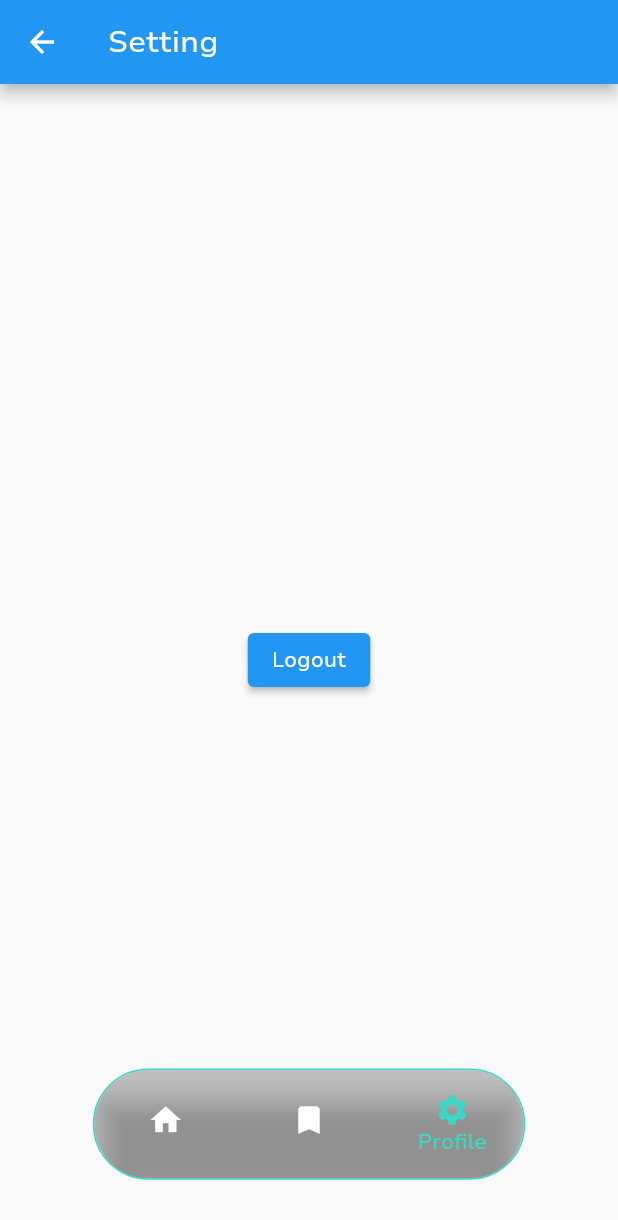
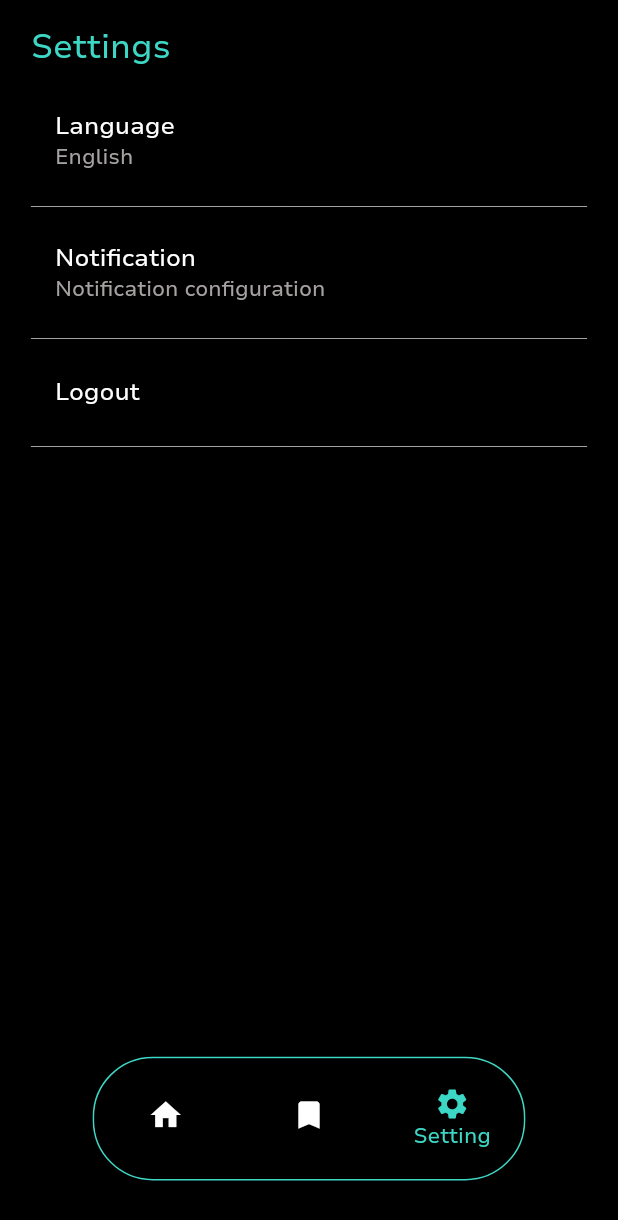
Before and after one commit to AryaRestaBayu/anigoing, a Flutter app: the Navbar screen opened by its route, item 3 of the bottom bar chosen, on a phone screen of 412 x 824 dp. Shown: the top 1220 px of the screen. Run offline on Flutter 3.47's test engine with Material 2 defaults, Android fonts, the phone set to English and light mode, and no system bars; our stand-ins replace cloud_firestore, firebase_auth, firebase_core, get, google_sign_in, pod_player; accounts and stored records are empty; network calls fail.

Commit message:
backup before localization

```diff
--- a/lib/controller/player_controller.dart
+++ b/lib/controller/player_controller.dart
@@ -53,6 +53,7 @@ class PlayerController extends GetxController {
         print(animeUpcoming.trailer);
       }
     }
+  }
 
   @override
   void onClose() {
@@ -65,4 +66,3 @@ class PlayerController extends GetxController {
     super.onClose();
   }
 }
-}
--- a/lib/view/home_page.dart
+++ b/lib/view/home_page.dart
@@ -21,7 +21,9 @@ class HomePage extends StatelessWidget {
     double sizeHeight = MediaQuery.of(context).size.height;
     return Scaffold(
       backgroundColor: Colors.black,
-      body: CustomScrollView(slivers: <Widget>[
+      body: CustomScrollView(
+          physics: const BouncingScrollPhysics(),
+          slivers: <Widget>[
             //image anigoing
             SliverAppBar(
               expandedHeight: sizeHeight * 0.28,
@@ -38,10 +40,10 @@ class HomePage extends StatelessWidget {
                   fit: BoxFit.cover,
                 ),
                 centerTitle: true,
-            title: const Text(
+                title: Text(
                   'AniGoing',
                   style: TextStyle(
-                  fontSize: 20,
+                      fontSize: sizeWidth * 0.05,
                       color: PColor.primary,
                       fontWeight: FontWeight.bold),
                 ),
@@ -84,15 +86,18 @@ class HomePage extends StatelessWidget {
                         width: sizeWidth,
                         child: GetBuilder<AnimeApi>(builder: (controller) {
                           return ListView.builder(
+                              physics: const BouncingScrollPhysics(),
                               itemCount: controller.animeOngoingList.length < 3
                                   ? controller.animeOngoingList.length
                                   : 10,
                               scrollDirection: Axis.horizontal,
                               itemBuilder: (context, index) {
                                 //urutkan list berdasarkan score
-                            final sortedAnimeList = controller.animeOngoingList
+                                final sortedAnimeList = controller
+                                    .animeOngoingList
                                   ..sort((a, b) => b.score.compareTo(a.score));
-                            AnimeOngoing animeOngoing = sortedAnimeList[index];
+                                AnimeOngoing animeOngoing =
+                                    sortedAnimeList[index];
                                 return GestureDetector(
                                   onTap: () {
                                     detailAnimeController.sendArgument(
@@ -137,15 +142,18 @@ class HomePage extends StatelessWidget {
                                                     width: sizeWidth * 0.1,
                                                     height: sizeHeight * 0.04,
                                                     decoration: BoxDecoration(
-                                                    gradient: LinearGradient(
+                                                        gradient:
+                                                            LinearGradient(
                                                       colors: [
                                                         Colors.grey
                                                             .withOpacity(0.5),
                                                         Colors.black
                                                             .withOpacity(0.7),
                                                       ],
-                                                  begin: Alignment.centerLeft,
-                                                  end: Alignment.centerRight,
+                                                      begin:
+                                                          Alignment.centerLeft,
+                                                      end:
+                                                          Alignment.centerRight,
                                                     )),
                                                     child: Center(
                                                       child: Text(
@@ -178,13 +186,18 @@ class HomePage extends StatelessWidget {
                                                   child: Center(
                                                     child: Padding(
                                                       padding: EdgeInsets.only(
-                                                      left: sizeWidth * 0.01,
-                                                      right: sizeWidth * 0.01),
-                                                  child: SingleChildScrollView(
+                                                          left:
+                                                              sizeWidth * 0.01,
+                                                          right:
+                                                              sizeWidth * 0.01),
+                                                      child:
+                                                          SingleChildScrollView(
                                                         child: Text(
                                                           animeOngoing.title,
-                                                      style: const TextStyle(
-                                                          color: Colors.white),
+                                                          style:
+                                                              const TextStyle(
+                                                                  color: Colors
+                                                                      .white),
                                                         ),
                                                       ),
                                                     ),
@@ -229,6 +242,7 @@ class HomePage extends StatelessWidget {
                         width: sizeWidth,
                         child: GetBuilder<AnimeApi>(builder: (controller) {
                           return ListView.builder(
+                              physics: const BouncingScrollPhysics(),
                               itemCount: controller.animeUpcomingList.length < 3
                                   ? controller.animeUpcomingList.length
                                   : 10,
@@ -280,15 +294,18 @@ class HomePage extends StatelessWidget {
                                                     width: sizeWidth * 0.2,
                                                     height: sizeHeight * 0.04,
                                                     decoration: BoxDecoration(
-                                                    gradient: LinearGradient(
+                                                        gradient:
+                                                            LinearGradient(
                                                       colors: [
                                                         Colors.grey
                                                             .withOpacity(0.5),
                                                         Colors.black
                                                             .withOpacity(0.7),
                                                       ],
-                                                  begin: Alignment.centerLeft,
-                                                  end: Alignment.centerRight,
+                                                      begin:
+                                                          Alignment.centerLeft,
+                                                      end:
+                                                          Alignment.centerRight,
                                                     )),
                                                     child: Center(
                                                       child: Text(
@@ -320,13 +337,18 @@ class HomePage extends StatelessWidget {
                                                   child: Center(
                                                     child: Padding(
                                                       padding: EdgeInsets.only(
-                                                      left: sizeWidth * 0.01,
-                                                      right: sizeWidth * 0.01),
-                                                  child: SingleChildScrollView(
+                                                          left:
+                                                              sizeWidth * 0.01,
+                                                          right:
+                                                              sizeWidth * 0.01),
+                                                      child:
+                                                          SingleChildScrollView(
                                                         child: Text(
                                                           animeUpcoming.title,
-                                                      style: const TextStyle(
-                                                          color: Colors.white),
+                                                          style:
+                                                              const TextStyle(
+                                                                  color: Colors
+                                                                      .white),
                                                         ),
                                                       ),
                                                     ),
--- a/lib/view/login_page.dart
+++ b/lib/view/login_page.dart
@@ -11,6 +11,7 @@ class LoginPage extends StatelessWidget {
   final TextEditingController emailController = TextEditingController();
   final TextEditingController passwordController = TextEditingController();
   final RxBool isVisible = true.obs;
+
   @override
   Widget build(BuildContext context) {
     double sizeWidth = MediaQuery.of(context).size.width;
@@ -63,9 +64,10 @@ class LoginPage extends StatelessWidget {
                           width: sizeWidth * 0.15,
                           height: sizeHeight * 0.05,
                         ),
-                        const Text(
+                        Text(
                           'Continue with google',
-                          style: TextStyle(color: PColor.accent, fontSize: 13),
+                          style: TextStyle(
+                              color: PColor.accent, fontSize: sizeWidth * 0.03),
                         ),
                         SizedBox(
                           width: sizeWidth * 0.08,
--- a/lib/view/navbar.dart
+++ b/lib/view/navbar.dart
@@ -12,7 +12,7 @@ class Navbar extends GetView<NavbarController> {
   final pages = [
     HomePage(),
     MyListPage(),
-    const SettingPage(),
+    SettingPage(),
   ];
 
   @override
@@ -33,7 +33,7 @@ class Navbar extends GetView<NavbarController> {
                   border: Border.all(color: PColor.primary),
                   borderRadius: BorderRadius.circular(40)),
               width: sizeWidth * 0.70,
-              height: sizeHeight * 0.09,
+              height: sizeHeight * 0.10,
               child: ClipRRect(
                   borderRadius: const BorderRadius.all(Radius.circular(40)),
                   child: Obx(
@@ -44,7 +44,7 @@ class Navbar extends GetView<NavbarController> {
                         BottomNavigationBarItem(
                             icon: Icon(Icons.bookmark), label: 'My list'),
                         BottomNavigationBarItem(
-                            icon: Icon(Icons.settings), label: 'Profile'),
+                            icon: Icon(Icons.settings), label: 'Setting'),
                       ],
                       currentIndex: controller.selectedIndex.value,
                       backgroundColor: Colors.black.withOpacity(0.20),
--- a/lib/view/see_all_page.dart
+++ b/lib/view/see_all_page.dart
@@ -31,7 +31,6 @@ class SeeAllPage extends StatelessWidget {
             crossAxisAlignment: CrossAxisAlignment.start,
             children: [
               SizedBox(
-                // color: Colors.red,
                 height: sizeHeight * 0.07,
                 child: Text(
                   isOngoing ? 'Ongoing' : 'Upcoming',
@@ -40,6 +39,7 @@ class SeeAllPage extends StatelessWidget {
               ),
               Expanded(child: GetBuilder<AnimeApi>(builder: (controller) {
                 return ListView.builder(
+                    physics: const BouncingScrollPhysics(),
                     itemCount: isOngoing
                         ? controller.animeOngoingList.length
                         : controller.animeUpcomingList.length,
@@ -55,13 +55,14 @@ class SeeAllPage extends StatelessWidget {
                               ? detailAnimeController.sendArgument(
                                   isOngoing: true.obs,
                                   isMyList: false.obs,
+                                  title: animeOngoing.title,
                                   animeOngoing: animeOngoing,
                                 )
                               : detailAnimeController.sendArgument(
+                                  isMyList: false.obs,
                                   isOngoing: false.obs,
-                                  isMyList: false.obs,
-                                  animeUpcoming: animeUpcoming,
-                                );
+                                  title: animeUpcoming.title,
+                                  animeUpcoming: animeUpcoming);
                         },
                         child: Padding(
                           padding: EdgeInsets.only(bottom: sizeHeight * .02),
--- a/lib/view/setting_page.dart
+++ b/lib/view/setting_page.dart
@@ -1,23 +1,100 @@
 import 'package:ani_going/controller/auth_controller.dart';
+import 'package:ani_going/services/color.dart';
 import 'package:flutter/material.dart';
+import 'package:get/get.dart';
 
 class SettingPage extends StatelessWidget {
-  const SettingPage({super.key});
+  SettingPage({super.key});
 
+  final authController = Get.find<AuthController>();
   @override
   Widget build(BuildContext context) {
-    return Scaffold(
-      appBar: AppBar(
-        title: const Text('Setting'),
-      ),
-      body: Center(
-        child: ElevatedButton(
-          onPressed: () async {
-            AuthController().signOutGoogle();
-          },
-          child: const Text('Logout'),
+    double sizeWidth = MediaQuery.of(context).size.width;
+    double sizeHeight = MediaQuery.of(context).size.height;
+
+    return SafeArea(
+      child: Scaffold(
+        backgroundColor: Colors.black,
+        body: Padding(
+          padding: EdgeInsets.only(
+              top: sizeHeight * 0.02,
+              left: sizeWidth * 0.05,
+              right: sizeWidth * 0.05),
+          child: Column(
+            crossAxisAlignment: CrossAxisAlignment.start,
+            children: [
+              SizedBox(
+                height: sizeHeight * 0.05,
+                child: const Text(
+                  'Settings',
+                  style: TextStyle(color: PColor.primary, fontSize: 22),
+                ),
+              ),
+              Expanded(
+                  child: ListView(
+                children: [
+                  Listtile(
+                    ontap: () {},
+                    title: 'Language',
+                    subtitle: 'English',
+                  ),
+                  Listtile(
+                    ontap: () {},
+                    title: 'Notification',
+                    subtitle: 'Notification configuration',
+                  ),
+                  Listtile(
+                    ontap: () {
+                      authController.signOutGoogle();
+                    },
+                    title: 'Logout',
+                    subtitle: '',
+                  )
+                ],
+              ))
+            ],
+          ),
         ),
       ),
     );
   }
 }
+
+class Listtile extends StatelessWidget {
+  const Listtile({
+    super.key,
+    required this.title,
+    required this.subtitle,
+    required this.ontap,
+  });
+
+  final String title;
+  final String subtitle;
+  final VoidCallback ontap;
+
+  @override
+  Widget build(BuildContext context) {
+    return Column(
+      children: [
+        GestureDetector(
+          onTap: ontap,
+          child: ListTile(
+            title: Text(
+              title,
+              style: TextStyle(color: Colors.white),
+            ),
+            subtitle: subtitle == ''
+                ? null
+                : Text(
+                    subtitle,
+                    style: TextStyle(color: PColor.accent),
+                  ),
+          ),
+        ),
+        const Divider(
+          color: PColor.accent,
+        ),
+      ],
+    );
+  }
+}
--- a/lib/view/signup_page.dart
+++ b/lib/view/signup_page.dart
@@ -65,9 +65,10 @@ class SignUpPage extends StatelessWidget {
                           width: sizeWidth * 0.15,
                           height: sizeHeight * 0.05,
                         ),
-                        const Text(
+                        Text(
                           'Continue with google',
-                          style: TextStyle(color: PColor.accent, fontSize: 13),
+                          style: TextStyle(
+                              color: PColor.accent, fontSize: sizeWidth * 0.03),
                         ),
                         SizedBox(
                           width: sizeWidth * 0.08,
```
Lines whose indentation alone changed are shown as unchanged.
